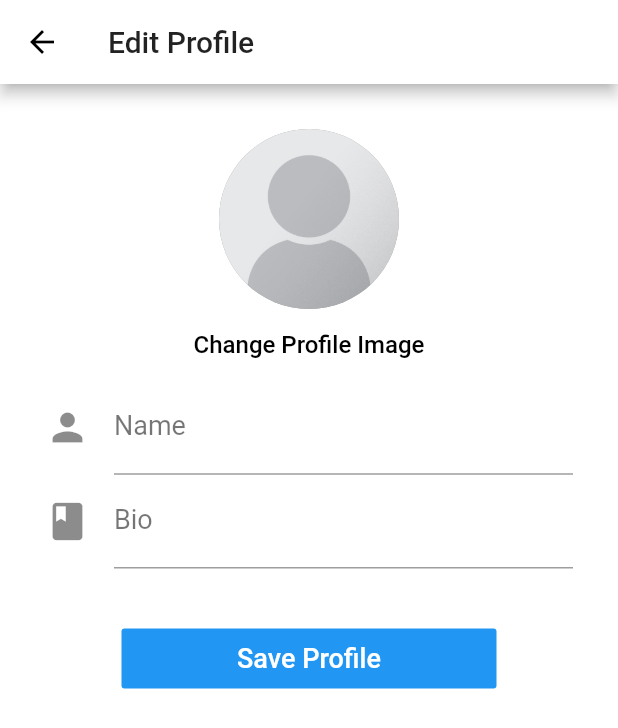
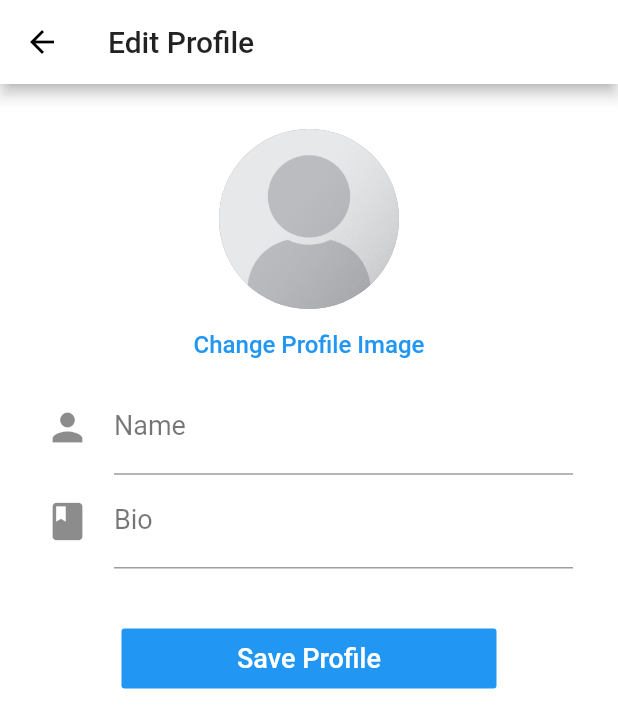
Before and after one commit to Edenik/InstaDart-Flutter-Instagram-Clone, a Flutter app: the screen it shows once a user with an empty profile is signed in, item 5 of the bottom bar chosen, after a tap on "Edit Profile", on a phone screen of 412 x 824 dp. Shown: the top 728 px of the screen. Run offline on Flutter 3.47's test engine with Material 2 defaults, Android fonts, the phone set to English and light mode, and no system bars; our stand-ins replace cached_network_image, cloud_firestore, firebase_auth, firebase_storage, flutter_image_compress, font_awesome_flutter and 5 more; missing offline and left inert: animator, geocoder, image_downloader; accounts and stored records are empty.

Commit message:
Fixing UI Theme bugs

```diff
--- a/lib/screens/edit_profile_screen.dart
+++ b/lib/screens/edit_profile_screen.dart
@@ -101,7 +101,6 @@ class _EditProfileScreenState extends State<EditProfileScreen> {
   @override
   Widget build(BuildContext context) {
     return Scaffold(
-      backgroundColor: Colors.white,
       appBar: AppBar(
         backgroundColor: Theme.of(context).appBarTheme.color,
         title: Text(
@@ -133,9 +132,7 @@ class _EditProfileScreenState extends State<EditProfileScreen> {
                       onPressed: _handleImageFromGallery,
                       child: Text(
                         'Change Profile Image',
-                        style: TextStyle(
-                            color: Theme.of(context).accentColor,
-                            fontSize: 16.0),
+                        style: TextStyle(color: Colors.blue, fontSize: 16.0),
                       ),
                     ),
                     TextFormField(
--- a/lib/screens/profile_screen.dart
+++ b/lib/screens/profile_screen.dart
@@ -276,7 +276,10 @@ class _ProfileScreenState extends State<ProfileScreen> {
                   style: TextStyle(fontSize: 15.0),
                 ),
               ),
-              Divider(),
+              Divider(
+                color: Theme.of(context).dividerColor,
+                height: 1,
+              ),
             ],
           ),
         )
@@ -414,7 +417,7 @@ class _ProfileScreenState extends State<ProfileScreen> {
             children: <Widget>[
               _buildProfileInfo(user),
               _buildToggleButtons(),
-              Divider(),
+              Divider(color: Theme.of(context).dividerColor),
               _buildDisplayPosts(),
             ],
           );
--- a/lib/utilities/themes.dart
+++ b/lib/utilities/themes.dart
@@ -27,7 +27,7 @@ final lightTheme = ThemeData(
   accentColor: Colors.black,
   hintColor: Colors.black54,
   accentIconTheme: IconThemeData(color: Colors.white),
-  dividerColor: Colors.white54,
+  dividerColor: Colors.black54,
   iconTheme: IconThemeData(color: Colors.black),
   bottomNavigationBarTheme: BottomNavigationBarThemeData(
     backgroundColor: Colors.white,
```
